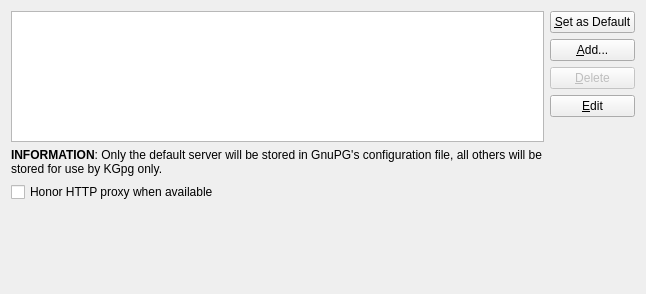
Before: the Qt Designer form conf_servers.ui in KDE/kgpg, drawn with Qt 5.
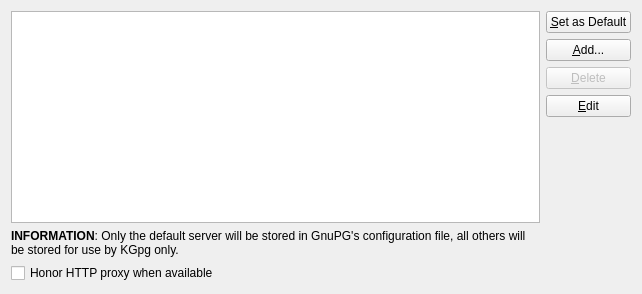
After: the same form once the commit is applied. Custom widgets are drawn as their Qt base class.

Commit message: Another bit of love for keyserver management in kpgp. - First of all I fixed adding, changing the default, deletion and editting of   servers. - Only the additional servers are stored in the kgpgrc config file. - Made the serverlist widget a bit bigger. - Enabled sorting.

What changed in the file:
```diff
--- a/conf_servers.ui
+++ b/conf_servers.ui
@@ -15,7 +15,11 @@
      <item>
       <layout class="QVBoxLayout" >
        <item>
-        <widget class="KListWidget" name="ServerBox" />
+        <widget class="KListWidget" name="ServerBox" >
+         <property name="sortingEnabled" >
+          <bool>true</bool>
+         </property>
+        </widget>
        </item>
        <item>
         <widget class="QLabel" name="textLabel1_4" >
@@ -88,22 +92,6 @@
      </item>
     </layout>
    </item>
-   <item>
-    <spacer>
-     <property name="orientation" >
-      <enum>Qt::Vertical</enum>
-     </property>
-     <property name="sizeType" >
-      <enum>QSizePolicy::Minimum</enum>
-     </property>
-     <property name="sizeHint" stdset="0" >
-      <size>
-       <width>624</width>
-       <height>81</height>
-      </size>
-     </property>
-    </spacer>
-   </item>
   </layout>
  </widget>
  <layoutdefault spacing="6" margin="11" />
```
The commit also changes 3 other files.
